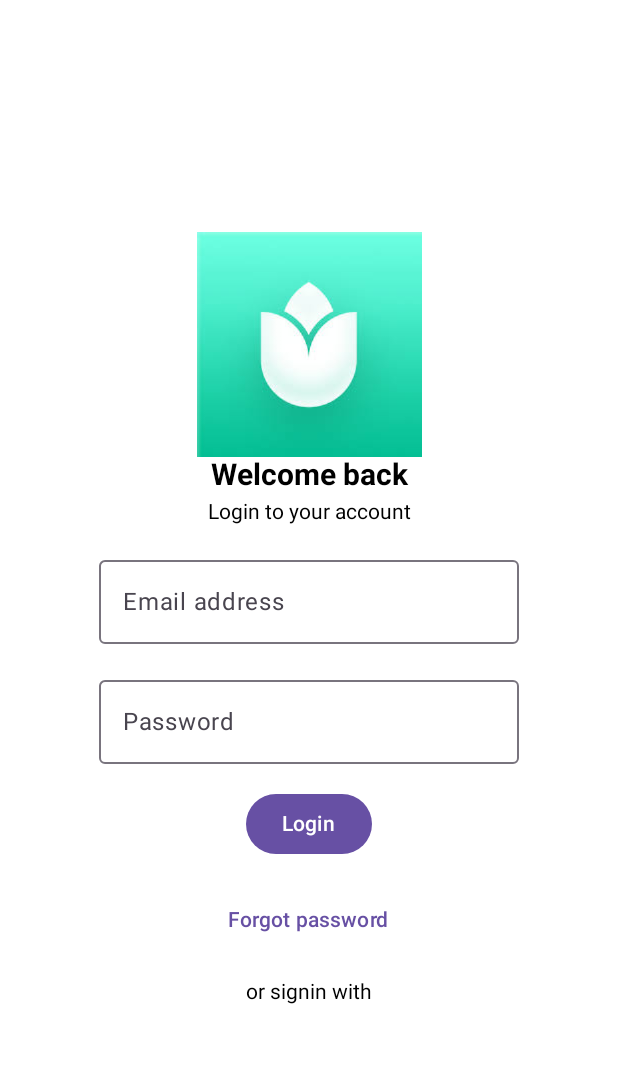
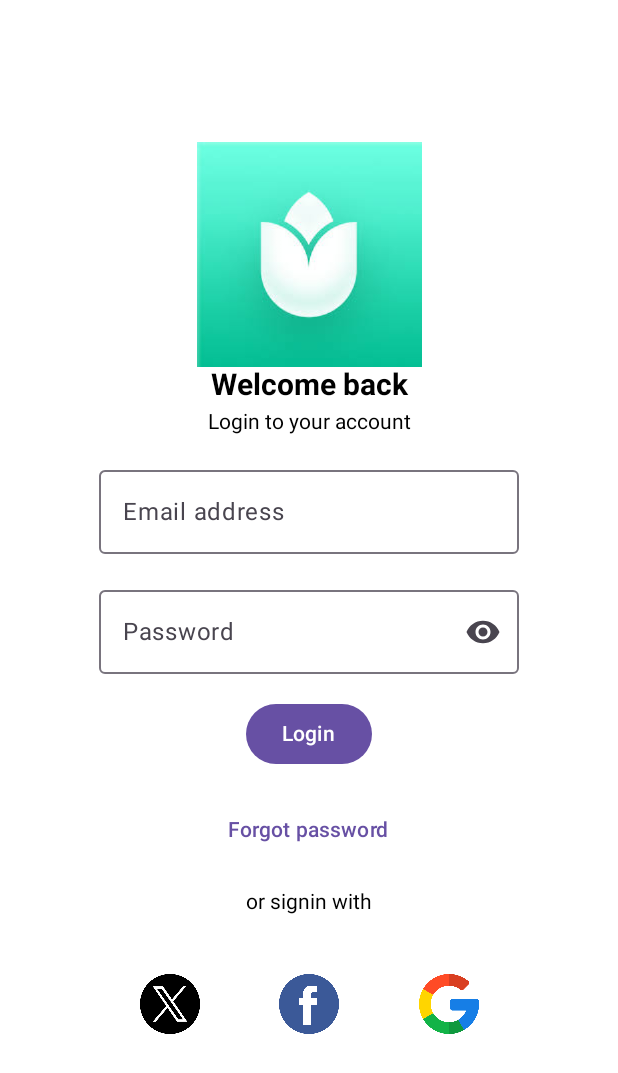
Before and after one commit to ShefaliK-ionic/JetpackComposeSunShine, an Android app built with Jetpack Compose: the @Preview function LoginScreen, on a phone screen of 412 x 824 dp. Shown: the top 1073 px of the screen. Run offline under Robolectric (Android 15) with nearby library versions, the phone set to English and light mode, and no system bars.

Commit message:
login screen

```diff
--- a/app/build.gradle.kts
+++ b/app/build.gradle.kts
@@ -83,5 +83,5 @@ dependencies {
 
     val nav_version = "2.9.1"
     implementation("androidx.navigation:navigation-compose:$nav_version")
-
+    implementation("androidx.compose.material:material-icons-extended:1.3.1")
 }
--- a/app/src/main/java/com/jetpack_compose/basic_jetpack_compose/LoginScreen.kt
+++ b/app/src/main/java/com/jetpack_compose/basic_jetpack_compose/LoginScreen.kt
@@ -4,20 +4,37 @@ import androidx.compose.foundation.Image
 import androidx.compose.foundation.clickable
 import androidx.compose.foundation.layout.Arrangement
 import androidx.compose.foundation.layout.Column
+import androidx.compose.foundation.layout.Row
 import androidx.compose.foundation.layout.Spacer
 import androidx.compose.foundation.layout.fillMaxSize
+import androidx.compose.foundation.layout.fillMaxWidth
 import androidx.compose.foundation.layout.height
+import androidx.compose.foundation.layout.padding
 import androidx.compose.foundation.layout.size
+import androidx.compose.foundation.text.KeyboardOptions
+import androidx.compose.material.icons.Icons
+import androidx.compose.material.icons.filled.Visibility
+import androidx.compose.material.icons.filled.VisibilityOff
 import androidx.compose.material3.Button
+import androidx.compose.material3.Icon
+import androidx.compose.material3.IconButton
 import androidx.compose.material3.OutlinedTextField
 import androidx.compose.material3.Text
 import androidx.compose.material3.TextButton
 import androidx.compose.material3.TextField
 import androidx.compose.runtime.Composable
+import androidx.compose.runtime.getValue
+import androidx.compose.runtime.mutableStateOf
+import androidx.compose.runtime.remember
+import androidx.compose.runtime.saveable.rememberSaveable
+import androidx.compose.runtime.setValue
 import androidx.compose.ui.Alignment
 import androidx.compose.ui.Modifier
 import androidx.compose.ui.res.painterResource
 import androidx.compose.ui.text.font.FontWeight
+import androidx.compose.ui.text.input.KeyboardType
+import androidx.compose.ui.text.input.PasswordVisualTransformation
+import androidx.compose.ui.text.input.VisualTransformation
 import androidx.compose.ui.tooling.preview.Preview
 import androidx.compose.ui.unit.dp
 import androidx.compose.ui.unit.sp
@@ -27,6 +44,16 @@ import com.jetpack_compose.R
 @Composable
 fun LoginScreen(){
 
+    var email by rememberSaveable {
+        mutableStateOf("")
+    }
+
+    var password by remember {
+        mutableStateOf("")
+    }
+
+    var showPassword by remember { mutableStateOf(value = false) }
+
     Column(modifier = Modifier.fillMaxSize(), verticalArrangement = Arrangement.Center, horizontalAlignment = Alignment.CenterHorizontally) {
 
         Image(painter = painterResource(R.drawable.img_plant), "Login screen", modifier = Modifier.size(150.dp))
@@ -35,10 +62,22 @@ fun LoginScreen(){
         Text(text = "Login to your account")
         Spacer(modifier = Modifier.height(16.dp))
 
-        OutlinedTextField(value = "", onValueChange = {}, label = {Text(text = "Email address")})
+        OutlinedTextField(value = ""+email, onValueChange = {email=it}, label = {Text(text = "Email address")}, keyboardOptions = KeyboardOptions.Default.copy(keyboardType = KeyboardType.Email))
         Spacer(modifier = Modifier.height(16.dp))
 
-        OutlinedTextField(value = "", onValueChange = {}, label = {Text(text = "Password")})
+        OutlinedTextField(value = ""+password, onValueChange = {password=it}, label = {Text(text = "Password")}, visualTransformation = if (showPassword) {
+
+            VisualTransformation.None
+
+        } else {
+
+            PasswordVisualTransformation()
+
+        },
+            keyboardOptions = KeyboardOptions.Default.copy(keyboardType = KeyboardType.Number),
+            trailingIcon =  { IconButton(onClick = { showPassword = !showPassword }) {
+                Icon(imageVector = if(showPassword) Icons.Filled.VisibilityOff else Icons.Filled.Visibility, contentDescription = "Show Password")
+            }})
         Spacer(modifier = Modifier.height(16.dp))
         Button(onClick = {}){
             Text(text="Login")
@@ -49,6 +88,20 @@ fun LoginScreen(){
         Text(text = "or signin with", modifier = Modifier.clickable{
 
       })
+
+
+        Row(modifier = Modifier.fillMaxWidth().padding(40.dp), horizontalArrangement = Arrangement.SpaceEvenly){
+
+            Image(painter = painterResource(R.drawable.twitter), contentDescription = "Twitter", modifier = Modifier.size(40.dp).clickable{
+
+            })
+            Image(painter = painterResource(R.drawable.facebook), contentDescription = "facebook", modifier = Modifier.size(40.dp).clickable{})
+            Image(painter = painterResource(R.drawable.google), contentDescription = "google", modifier = Modifier.size(40.dp).clickable{})
+
+
+        }
+
+
     }
 
 }
```
